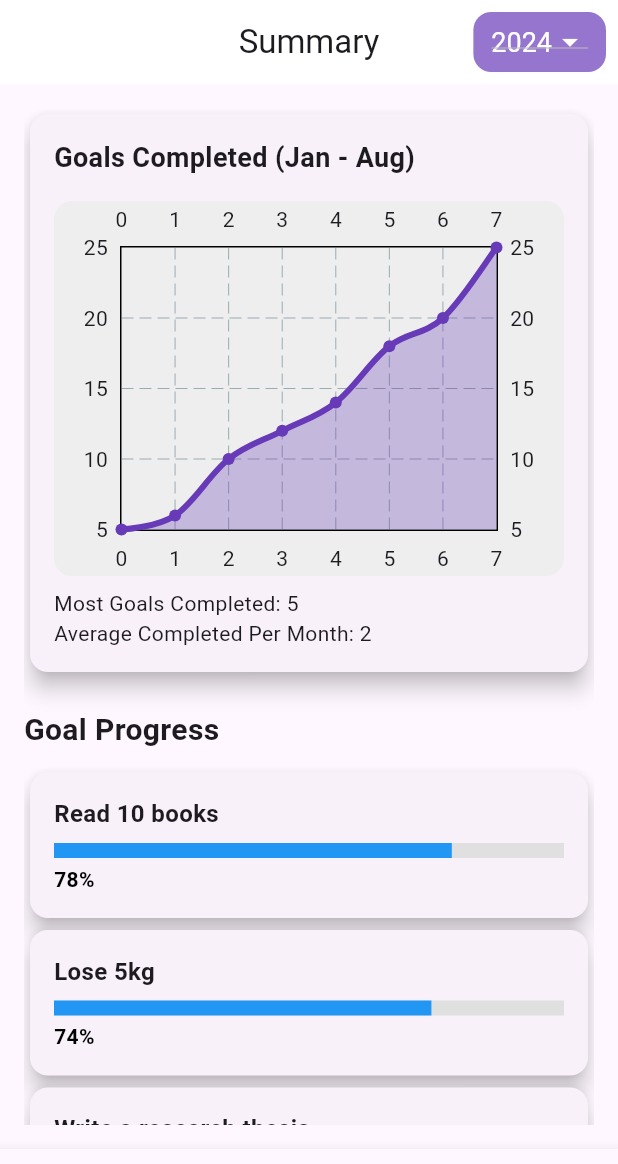
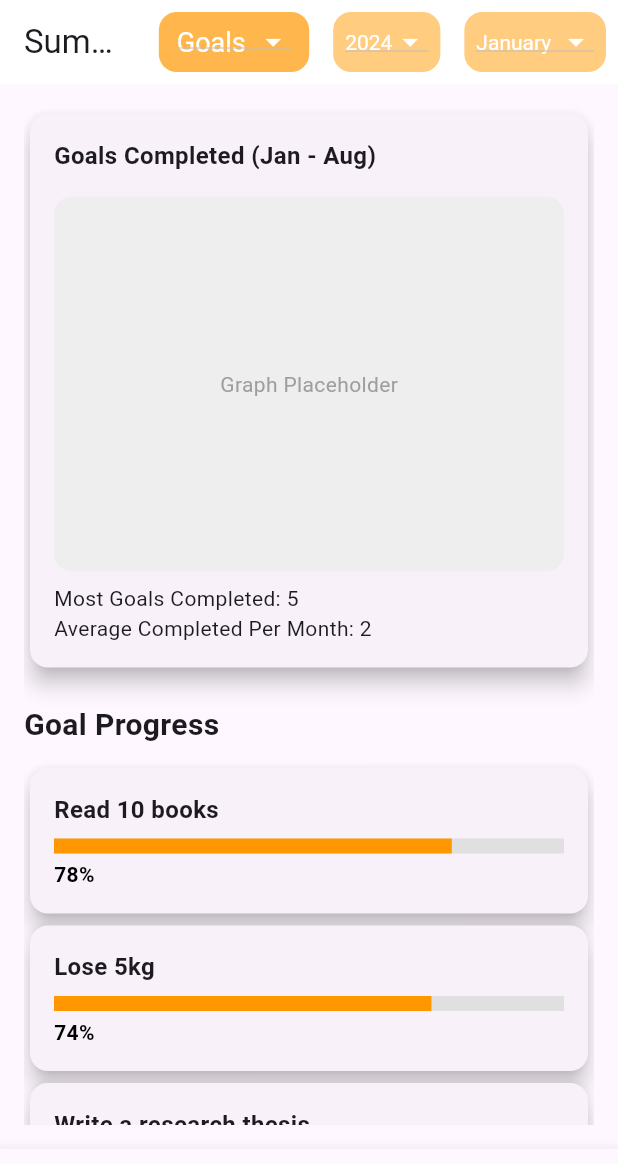
Before and after one commit to AdrielTTE/Habitect, a Flutter app: the screen it shows after launch, on a phone screen of 412 x 824 dp. Shown: the top 1164 px of the screen. Run offline on Flutter 3.47's test engine with Material 3 defaults, Android fonts, the phone set to English and light mode, and no system bars; drawn by our look-alikes of fl_chart; our stand-ins replace pie_chart.

Commit message:
Changed some stuff

```diff
--- a/lib/streakTracking.dart
+++ b/lib/streakTracking.dart
@@ -1,5 +1,5 @@
 import 'package:flutter/material.dart';
-import 'package:fl_chart/fl_chart.dart'; // For Line Chart
+import 'package:pie_chart/pie_chart.dart'; // Import pie_chart package
 
 class StreakTracking extends StatefulWidget {
   const StreakTracking({super.key, required this.title});
@@ -11,7 +11,9 @@ class StreakTracking extends StatefulWidget {
 }
 
 class _StreakTrackingState extends State<StreakTracking> {
-  String selectedYear = '2024'; // Track the selected year
+  String selectedCategory = 'Goals'; // Default category is 'Goals'
+  String selectedYear = '2024';
+  String selectedMonth = 'January';
 
   @override
   Widget build(BuildContext context) {
@@ -22,12 +24,50 @@ class _StreakTrackingState extends State<StreakTracking> {
         backgroundColor: Colors.white,
         elevation: 0, // Removing shadow for a cleaner look
         actions: [
-          // Year Dropdown with custom styling
+          // Multi-Level Dropdown Menu for Category (Goals, To Do, Habits)
           Container(
             margin: const EdgeInsets.all(8),
             padding: const EdgeInsets.symmetric(horizontal: 12, vertical: 8),
             decoration: BoxDecoration(
-              color: Colors.deepPurple.shade300,
+              color: Colors.orange.shade300, // Change color to match the design
+              borderRadius: BorderRadius.circular(12),
+            ),
+            child: DropdownButton<String>(
+              value: selectedCategory,
+              items: ['Goals', 'To Do', 'Habits']
+                  .map((category) => DropdownMenuItem(
+                value: category,
+                child: Text(
+                  category,
+                  style: const TextStyle(
+                    color: Colors.white,
+                    fontSize: 18,
+                  ),
+                ),
+              ))
+                  .toList(),
+              onChanged: (value) {
+                setState(() {
+                  selectedCategory = value!;
+                  // Reset year and month on category change
+                  selectedYear = '2024';
+                  selectedMonth = 'January';
+                });
+              },
+              icon: const Icon(
+                Icons.arrow_drop_down,
+                color: Colors.white,
+              ),
+              dropdownColor: Colors.orange.shade300, // Change color
+              style: const TextStyle(color: Colors.white),
+            ),
+          ),
+          // Year Dropdown
+          Container(
+            margin: const EdgeInsets.all(8),
+            padding: const EdgeInsets.symmetric(horizontal: 8, vertical: 6),
+            decoration: BoxDecoration(
+              color: Colors.orange.shade200, // Change color to match the design
               borderRadius: BorderRadius.circular(12),
             ),
             child: DropdownButton<String>(
@@ -37,10 +77,7 @@ class _StreakTrackingState extends State<StreakTracking> {
                 value: year,
                 child: Text(
                   year,
-                  style: const TextStyle(
-                    color: Colors.white,
-                    fontSize: 18,
-                  ),
+                  style: const TextStyle(color: Colors.white),
                 ),
               ))
                   .toList(),
@@ -53,7 +90,39 @@ class _StreakTrackingState extends State<StreakTracking> {
                 Icons.arrow_drop_down,
                 color: Colors.white,
               ),
-              dropdownColor: Colors.deepPurple.shade300,
+              dropdownColor: Colors.orange.shade200, // Change color
+              style: const TextStyle(color: Colors.white),
+            ),
+          ),
+          // Month Dropdown
+          Container(
+            margin: const EdgeInsets.all(8),
+            padding: const EdgeInsets.symmetric(horizontal: 8, vertical: 6),
+            decoration: BoxDecoration(
+              color: Colors.orange.shade200, // Change color to match the design
+              borderRadius: BorderRadius.circular(12),
+            ),
+            child: DropdownButton<String>(
+              value: selectedMonth,
+              items: ['January', 'February', 'March', 'April', 'May']
+                  .map((month) => DropdownMenuItem(
+                value: month,
+                child: Text(
+                  month,
+                  style: const TextStyle(color: Colors.white),
+                ),
+              ))
+                  .toList(),
+              onChanged: (value) {
+                setState(() {
+                  selectedMonth = value!;
+                });
+              },
+              icon: const Icon(
+                Icons.arrow_drop_down,
+                color: Colors.white,
+              ),
+              dropdownColor: Colors.orange.shade200, // Change color
               style: const TextStyle(color: Colors.white),
             ),
           ),
@@ -77,41 +146,22 @@ class _StreakTrackingState extends State<StreakTracking> {
                     const Text(
                       'Goals Completed (Jan - Aug)',
                       style: TextStyle(
-                        fontSize: 18,
+                        fontSize: 16,
                         fontWeight: FontWeight.bold,
                       ),
                     ),
                     const SizedBox(height: 16),
-                    // Line Chart
+                    // Line Chart Placeholder (use your own graph logic here)
                     Container(
                       height: 250,
                       decoration: BoxDecoration(
                         color: Colors.grey.shade200,
                         borderRadius: BorderRadius.circular(12),
                       ),
-                      child: LineChart(
-                        LineChartData(
-                          gridData: FlGridData(show: true),
-                          titlesData: FlTitlesData(show: true),
-                          borderData: FlBorderData(show: true),
-                          lineBarsData: [
-                            LineChartBarData(
-                              spots: [
-                                FlSpot(0, 5),
-                                FlSpot(1, 6),
-                                FlSpot(2, 10),
-                                FlSpot(3, 12),
-                                FlSpot(4, 14),
-                                FlSpot(5, 18),
-                                FlSpot(6, 20),
-                                FlSpot(7, 25),
-                              ],
-                              isCurved: true,
-                              colors: [Colors.deepPurple],
-                              belowBarData: BarAreaData(show: true, colors: [Colors.deepPurple.withOpacity(0.3)]),
-                              barWidth: 4,
-                            ),
-                          ],
+                      child: const Center(
+                        child: Text(
+                          'Graph Placeholder',
+                          style: TextStyle(color: Colors.grey),
                         ),
                       ),
                     ),
@@ -130,6 +180,14 @@ class _StreakTrackingState extends State<StreakTracking> {
             ),
             const SizedBox(height: 10),
             ..._buildGoalProgressCards(),
+            const SizedBox(height: 20),
+            // Priority Chart (Pie Chart using pie_chart package)
+            const Text(
+              'Priority Chart',
+              style: TextStyle(fontSize: 20, fontWeight: FontWeight.bold),
+            ),
+            const SizedBox(height: 10),
+            _buildPriorityChart(),
           ],
         ),
       ),
@@ -174,7 +232,7 @@ class _StreakTrackingState extends State<StreakTracking> {
               const SizedBox(height: 8),
               LinearProgressIndicator(
                 value: (goal['progress'] as int) / 100,
-                color: Colors.blue,
+                color: Colors.orange, // Change to orange to match the screenshot
                 backgroundColor: Colors.grey.shade300,
                 minHeight: 10,
               ),
@@ -186,4 +244,23 @@ class _StreakTrackingState extends State<StreakTracking> {
       );
     }).toList();
   }
+
+  // Pie Chart for Priority Breakdown (using pie_chart package)
+  Widget _buildPriorityChart() {
+    Map<String, double> data = {
+      'Low Priority': 14.8,
+      'Medium Priority': 19.4,
+      'High Priority': 66.19,
+    };
+
+    return PieChart(
+      dataMap: data,
+      chartType: ChartType.ring,
+      colorList: [Colors.red.shade700, Colors.orange.shade700, Colors.green.shade700], // Adjust colors
+      chartRadius: 150,
+      centerText: "Priority",
+      legendOptions: const LegendOptions(showLegends: true),
+      chartValuesOptions: const ChartValuesOptions(showChartValues: false),
+    );
+  }
 }
--- a/pubspec.yaml
+++ b/pubspec.yaml
@@ -39,7 +39,8 @@ dependencies:
 dev_dependencies:
   flutter_test:
     sdk: flutter
-
+  fl_chart: ^0.40.0
+  pie_chart: ^5.0.0
   # The "flutter_lints" package below contains a set of recommended lints to
   # encourage good coding practices. The lint set provided by the package is
   # activated in the `analysis_options.yaml` file located at the root of your
```
Also changed, not shown: pubspec.lock.
